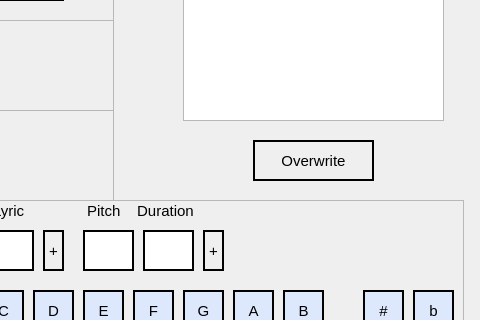
Before: the Qt Designer form ui/song-xml_editor.ui in uU-Uuu/song-xml-editor, drawn with Qt 5; both pictures show x 637 to 1117 and y 90 to 410 of the 1117 by 862 pixel window.
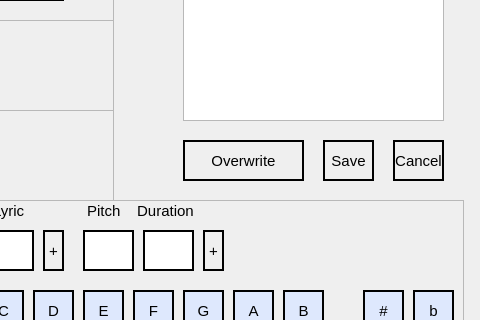
After: the same form once the commit is applied.

The edit to the form file:
```diff
--- a/ui/song-xml_editor.ui
+++ b/ui/song-xml_editor.ui
@@ -1144,7 +1144,7 @@
    <widget class="QToolButton" name="overwriteBtn">
     <property name="geometry">
      <rect>
-      <x>890</x>
+      <x>820</x>
       <y>230</y>
       <width>121</width>
       <height>41</height>
@@ -1160,6 +1160,46 @@
      <string>Overwrite</string>
     </property>
    </widget>
+   <widget class="QToolButton" name="saveXMLBtn">
+    <property name="geometry">
+     <rect>
+      <x>960</x>
+      <y>230</y>
+      <width>51</width>
+      <height>41</height>
+     </rect>
+    </property>
+    <property name="styleSheet">
+     <string notr="true">font: 63 8pt &quot;Yu Mincho Demibold&quot;;
+font-size: 15px;
+background-color: ;
+border: 2px solid black;
+</string>
+    </property>
+    <property name="text">
+     <string>Save</string>
+    </property>
+   </widget>
+   <widget class="QToolButton" name="cancelXMLBtn">
+    <property name="geometry">
+     <rect>
+      <x>1030</x>
+      <y>230</y>
+      <width>51</width>
+      <height>41</height>
+     </rect>
+    </property>
+    <property name="styleSheet">
+     <string notr="true">font: 63 8pt &quot;Yu Mincho Demibold&quot;;
+font-size: 15px;
+background-color: ;
+border: 2px solid black;
+</string>
+    </property>
+    <property name="text">
+     <string>Cancel</string>
+    </property>
+   </widget>
    <zorder>actionBtnsFrame</zorder>
    <zorder>restFrame</zorder>
    <zorder>syllableFrame</zorder>
```
Left out of the diff: 4 changed lines with no effect on the pictures.
